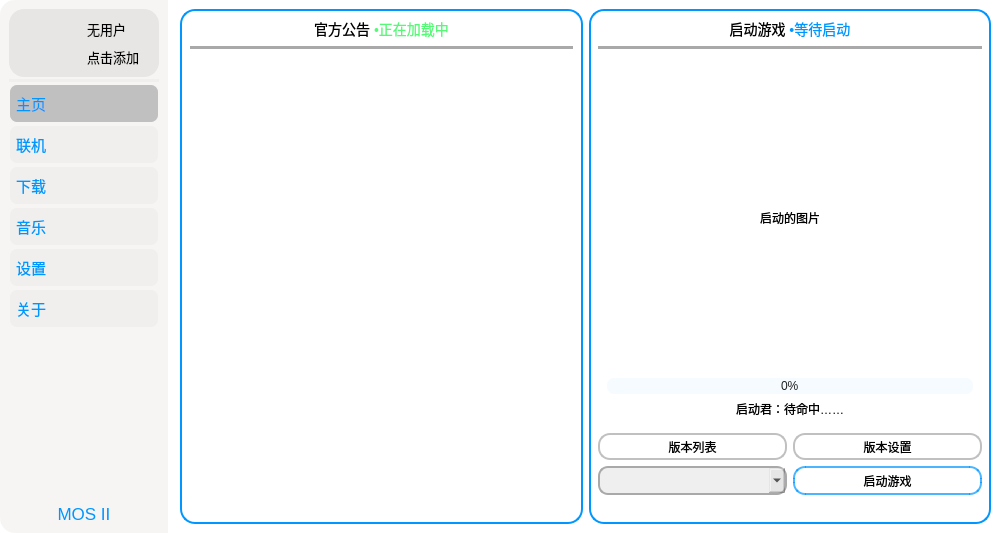
The window that UI/MOS_UI.ui (David-xian66/Minecraft-Optimal-Starter_2) describes before a commit, drawn with Qt 5.
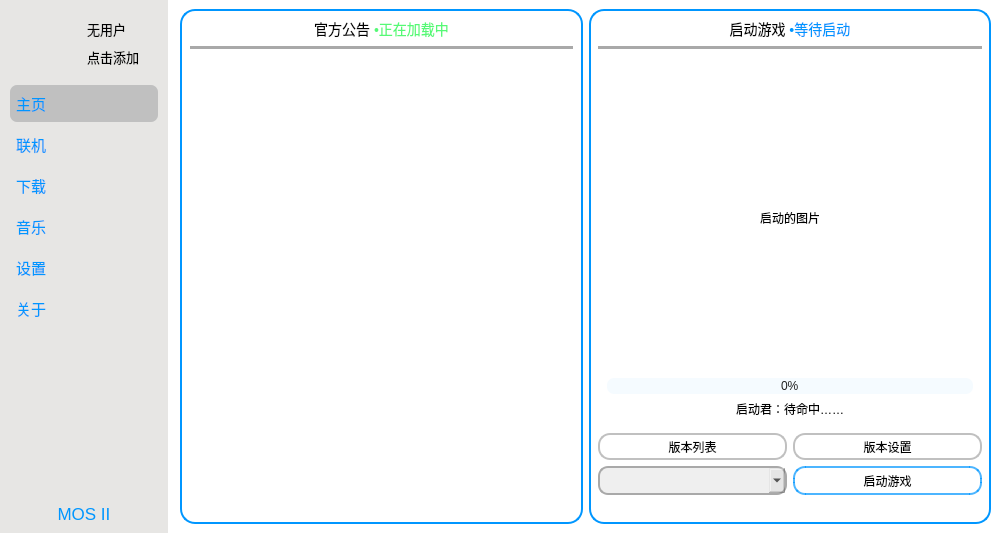
The same window after the commit. The open tabs and pages were chosen to show the change. Icons and pictures are not drawn.

```diff
--- a/UI/MOS_UI.ui
+++ b/UI/MOS_UI.ui
@@ -28,14 +28,11 @@
     <normaloff>../picture/ico.png</normaloff>../picture/ico.png</iconset>
   </property>
   <property name="styleSheet">
-   <string notr="true">QMainWindow{
-	border-radius:15px;
-	background-color: rgba(255, 255, 255, 0);
-}</string>
+   <string notr="true"/>
   </property>
   <widget class="QWidget" name="centralwidget">
    <property name="styleSheet">
-    <string notr="true">background-color: rgba(255, 255, 255,100);</string>
+    <string notr="true">background-color: rgba(255, 255, 255,0);</string>
    </property>
    <layout class="QGridLayout" name="gridLayout_13">
     <property name="leftMargin">
@@ -56,7 +53,7 @@
     <item row="0" column="1">
      <widget class="QStackedWidget" name="stackedWidget_mos_right">
       <property name="styleSheet">
-       <string notr="true">background-color: rgba(255, 255, 255, 128);</string>
+       <string notr="true">background-color: rgb(255, 255, 255);</string>
       </property>
       <property name="currentIndex">
        <number>0</number>
@@ -84,7 +81,7 @@
            </size>
           </property>
           <property name="styleSheet">
-           <string notr="true">border-style:none;background-color: rgba(255, 255, 255, 128);</string>
+           <string notr="true">border-style:none;background-color: rgb(255, 255, 255);</string>
           </property>
           <property name="widgetResizable">
            <bool>true</bool>
@@ -94,8 +91,8 @@
             <rect>
              <x>0</x>
              <y>0</y>
-             <width>811</width>
-             <height>515</height>
+             <width>808</width>
+             <height>509</height>
             </rect>
            </property>
            <property name="styleSheet">
@@ -318,7 +315,7 @@
                   <item row="0" column="1" rowspan="2" colspan="3">
                    <widget class="QLabel" name="label_3">
                     <property name="styleSheet">
-                     <string notr="true">border-style:none;</string>
+                     <string notr="true">border-style:none;background-color: rgba(255, 255, 255, 0);</string>
                     </property>
                     <property name="text">
                      <string>启动的图片</string>
@@ -451,7 +448,8 @@
                    <item row="0" column="0">
                     <widget class="QTextBrowser" name="textBrowser_gonggao_left_txt">
                      <property name="styleSheet">
-                      <string notr="true">border-style:none;</string>
+                      <string notr="true">border-style:none;
+background-color: rgba(255, 255, 255, 0);</string>
                      </property>
                     </widget>
                    </item>
@@ -672,8 +670,8 @@
                 <rect>
                  <x>0</x>
                  <y>0</y>
-                 <width>774</width>
-                 <height>234</height>
+                 <width>790</width>
+                 <height>280</height>
                 </rect>
                </property>
                <property name="styleSheet">
@@ -2219,8 +2217,8 @@
                     <rect>
                      <x>0</x>
                      <y>0</y>
-                     <width>354</width>
-                     <height>715</height>
+                     <width>373</width>
+                     <height>627</height>
                     </rect>
                    </property>
                    <property name="styleSheet">
@@ -3629,8 +3627,8 @@
                 <rect>
                  <x>0</x>
                  <y>0</y>
-                 <width>354</width>
-                 <height>715</height>
+                 <width>373</width>
+                 <height>627</height>
                 </rect>
                </property>
                <property name="styleSheet">
@@ -4225,9 +4223,7 @@
       <property name="styleSheet">
        <string notr="true">QWidget
 {
-	background-color: rgba(231, 230, 228,100);
-	border-bottom-left-radius:15px;
-	border-top-left-radius:15px;
+	background-color: rgb(231, 230, 228);
 	font-size: 13px;
 }
 #widget_mos_left_top
@@ -4372,6 +4368,9 @@
        </item>
        <item>
         <widget class="Line" name="line_2">
+         <property name="styleSheet">
+          <string notr="true">background-color: rgba(255, 255, 255, 0);</string>
+         </property>
          <property name="orientation">
           <enum>Qt::Horizontal</enum>
          </property>
```
